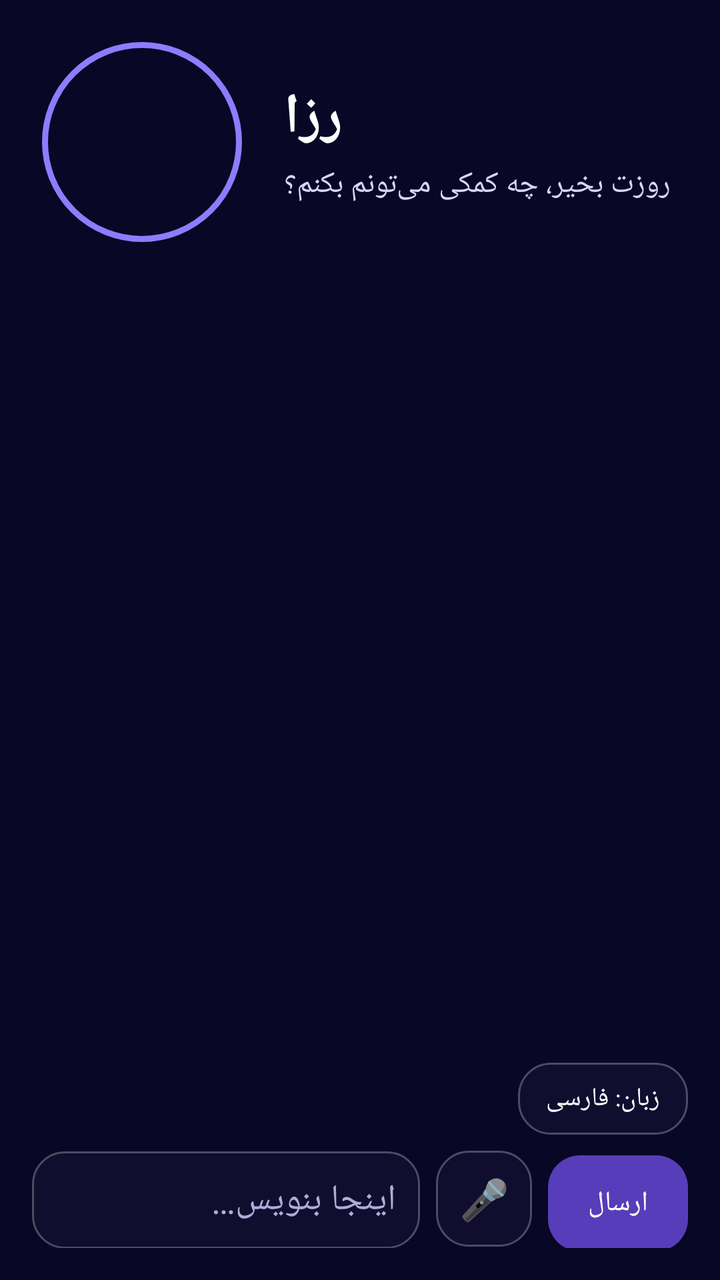
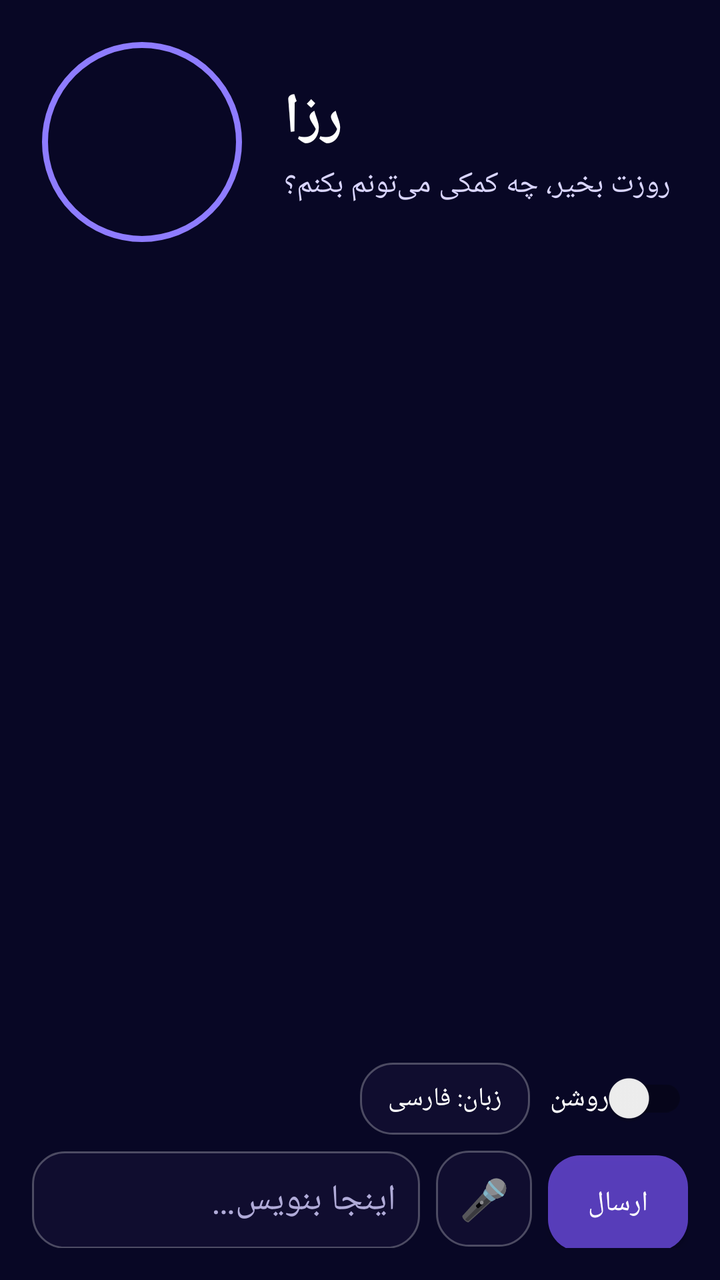

The first picture is an Android layout as it rendered before a commit; the second is the same layout after the commit. The layout source and the unified diff follow.
<!-- AndroidManifest.xml: application theme Theme.RosaApp -->
<!-- res/layout/activity_main.xml -->
<?xml version="1.0" encoding="utf-8"?>
<FrameLayout xmlns:android="http://schemas.android.com/apk/res/android"
    android:layout_width="match_parent"
    android:layout_height="match_parent"
    android:background="#0B0A2A">

    <ImageView
        android:id="@+id/background"
        android:layout_width="match_parent"
        android:layout_height="match_parent"
        android:contentDescription="@null"
        android:scaleType="centerCrop" />

    <View
        android:layout_width="match_parent"
        android:layout_height="match_parent"
        android:background="#77060620" />

    <LinearLayout
        android:layout_width="match_parent"
        android:layout_height="match_parent"
        android:orientation="vertical"
        android:padding="16dp">

        <LinearLayout
            android:layout_width="match_parent"
            android:layout_height="wrap_content"
            android:gravity="center_vertical"
            android:orientation="horizontal">

            <FrameLayout
                android:layout_width="110dp"
                android:layout_height="110dp">

                <View
                    android:id="@+id/ring"
                    android:layout_width="100dp"
                    android:layout_height="100dp"
                    android:layout_gravity="center"
                    android:background="@drawable/ring" />

                <ImageView
                    android:id="@+id/avatar"
                    android:layout_width="86dp"
                    android:layout_height="86dp"
                    android:layout_gravity="center"
                    android:contentDescription="@string/rosa_title"
                    android:scaleType="centerCrop" />
            </FrameLayout>

            <LinearLayout
                android:layout_width="0dp"
                android:layout_height="wrap_content"
                android:layout_marginStart="16dp"
                android:layout_weight="1"
                android:orientation="vertical">

                <TextView
                    android:layout_width="wrap_content"
                    android:layout_height="wrap_content"
                    android:text="@string/rosa_title"
                    android:textColor="#FFFFFF"
                    android:textSize="28sp"
                    android:textStyle="bold" />

                <TextView
                    android:layout_width="wrap_content"
                    android:layout_height="wrap_content"
                    android:layout_marginTop="4dp"
                    android:text="@string/greeting"
                    android:textColor="#D9D5FF"
                    android:textSize="15sp" />
            </LinearLayout>
        </LinearLayout>

        <ScrollView
            android:id="@+id/scroll"
            android:layout_width="match_parent"
            android:layout_height="0dp"
            android:layout_marginTop="12dp"
            android:layout_weight="1"
            android:fillViewport="true">

            <LinearLayout
                android:id="@+id/messages"
                android:layout_width="match_parent"
                android:layout_height="wrap_content"
                android:orientation="vertical" />
        </ScrollView>

        <LinearLayout
            android:layout_width="match_parent"
            android:layout_height="wrap_content"
            android:layout_marginTop="4dp"
            android:gravity="center_vertical"
            android:orientation="horizontal">

            <TextView
                android:id="@+id/status"
                android:layout_width="0dp"
                android:layout_height="wrap_content"
                android:layout_weight="1"
                android:textColor="#BDB8E6"
                android:textSize="14sp" />

            <Button
                android:id="@+id/langButton"
                android:layout_width="wrap_content"
                android:layout_height="36dp"
                android:background="@drawable/bubble_rosa"
                android:minWidth="0dp"
                android:minHeight="0dp"
                android:paddingStart="14dp"
                android:paddingEnd="14dp"
                android:text="@string/lang_fa"
                android:textColor="#FFFFFF"
                android:textSize="13sp" />
        </LinearLayout>

        <LinearLayout
            android:layout_width="match_parent"
            android:layout_height="wrap_content"
            android:layout_marginTop="8dp"
            android:orientation="horizontal">

            <EditText
                android:id="@+id/input"
                android:layout_width="0dp"
                android:layout_height="wrap_content"
                android:layout_weight="1"
                android:background="@drawable/bubble_rosa"
                android:hint="@string/hint_input"
                android:inputType="textMultiLine"
                android:maxLines="4"
                android:minHeight="48dp"
                android:padding="12dp"
                android:textColor="#FFFFFF"
                android:textColorHint="#B0ABD8" />

            <Button
                android:id="@+id/micButton"
                android:layout_width="48dp"
                android:layout_height="48dp"
                android:layout_marginStart="8dp"
                android:background="@drawable/bubble_rosa"
                android:minWidth="0dp"
                android:text="🎤"
                android:textSize="20sp" />

            <Button
                android:id="@+id/sendButton"
                android:layout_width="wrap_content"
                android:layout_height="48dp"
                android:layout_marginStart="8dp"
                android:background="@drawable/bubble_user"
                android:minWidth="0dp"
                android:paddingStart="20dp"
                android:paddingEnd="20dp"
                android:text="@string/send"
                android:textColor="#FFFFFF" />
        </LinearLayout>
    </LinearLayout>
</FrameLayout>
<!-- resources referenced by this layout -->
<resources>
  <!-- drawable bubble_rosa (drawable) -->
  <?xml version="1.0" encoding="utf-8"?>
  <shape xmlns:android="http://schemas.android.com/apk/res/android"
      android:shape="rectangle">
      <solid android:color="#CC120F33" />
      <stroke
          android:width="1dp"
          android:color="#44FFFFFF" />
      <corners android:radius="16dp" />
  </shape>
  <!-- drawable bubble_user (drawable) -->
  <?xml version="1.0" encoding="utf-8"?>
  <shape xmlns:android="http://schemas.android.com/apk/res/android"
      android:shape="rectangle">
      <solid android:color="#CC6C4BE0" />
      <corners android:radius="16dp" />
  </shape>
  <!-- drawable ring (drawable) -->
  <?xml version="1.0" encoding="utf-8"?>
  <shape xmlns:android="http://schemas.android.com/apk/res/android"
      android:shape="oval">
      <stroke
          android:width="3dp"
          android:color="#8E7CFF" />
      <solid android:color="#00000000" />
  </shape>
  <string name="greeting">روزت بخیر، چه کمکی می‌تونم بکنم؟</string>
  <string name="hint_input">اینجا بنویس…</string>
  <string name="lang_fa">زبان: فارسی</string>
  <string name="rosa_title">رزا</string>
  <string name="send">ارسال</string>
  <style name="Theme.RosaApp" parent="Theme.AppCompat.DayNight.NoActionBar" />
</resources>

<!-- the commit's change to res/layout/activity_main.xml (unified diff, before → after) -->
@@ -115,6 +115,14 @@
                 android:text="@string/lang_fa"
                 android:textColor="#FFFFFF"
                 android:textSize="13sp" />
+
+            <androidx.appcompat.widget.SwitchCompat
+                android:id="@+id/powerSwitch"
+                android:layout_width="wrap_content"
+                android:layout_height="wrap_content"
+                android:layout_marginStart="10dp"
+                android:text="@string/power_label"
+                android:textColor="#FFFFFF" />
         </LinearLayout>
 
         <LinearLayout
<!-- resource entries referenced after the edit -->
@@ -29,6 +29,7 @@
   <string name="greeting">روزت بخیر، چه کمکی می‌تونم بکنم؟</string>
   <string name="hint_input">اینجا بنویس…</string>
   <string name="lang_fa">زبان: فارسی</string>
+  <string name="power_label">روشن</string>
   <string name="rosa_title">رزا</string>
   <string name="send">ارسال</string>
   <style name="Theme.RosaApp" parent="Theme.AppCompat.DayNight.NoActionBar" />
